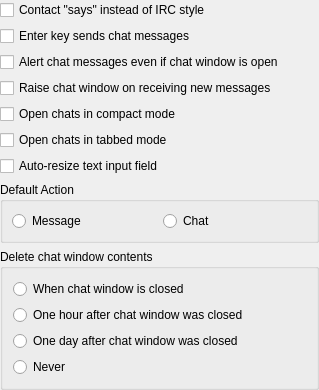
Before: the Qt Designer form src/options/opt_chat.ui in mblsha/psi, drawn with Qt 5.
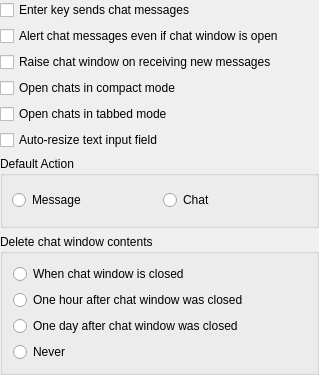
After: the same form once the commit is applied.

Commit message: Move 'User says' chat option to hidden options.

Diff of the .ui file:
```diff
--- a/src/options/opt_chat.ui
+++ b/src/options/opt_chat.ui
@@ -22,13 +22,6 @@
    <property name="spacing" >
     <number>6</number>
    </property>
-   <item>
-    <widget class="QCheckBox" name="ck_chatSays" >
-     <property name="text" >
-      <string>Contact &quot;says&quot; instead of IRC style</string>
-     </property>
-    </widget>
-   </item>
    <item>
     <widget class="QCheckBox" name="ck_chatSoftReturn" >
      <property name="text" >
```
The commit also changes 1 other file.
